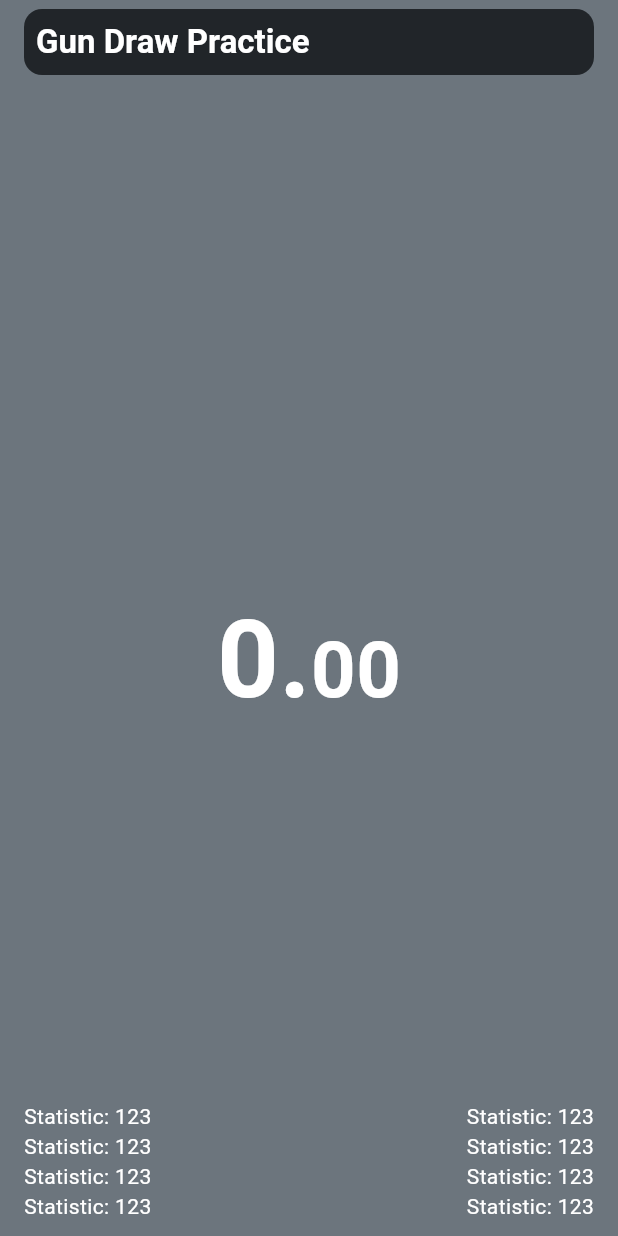
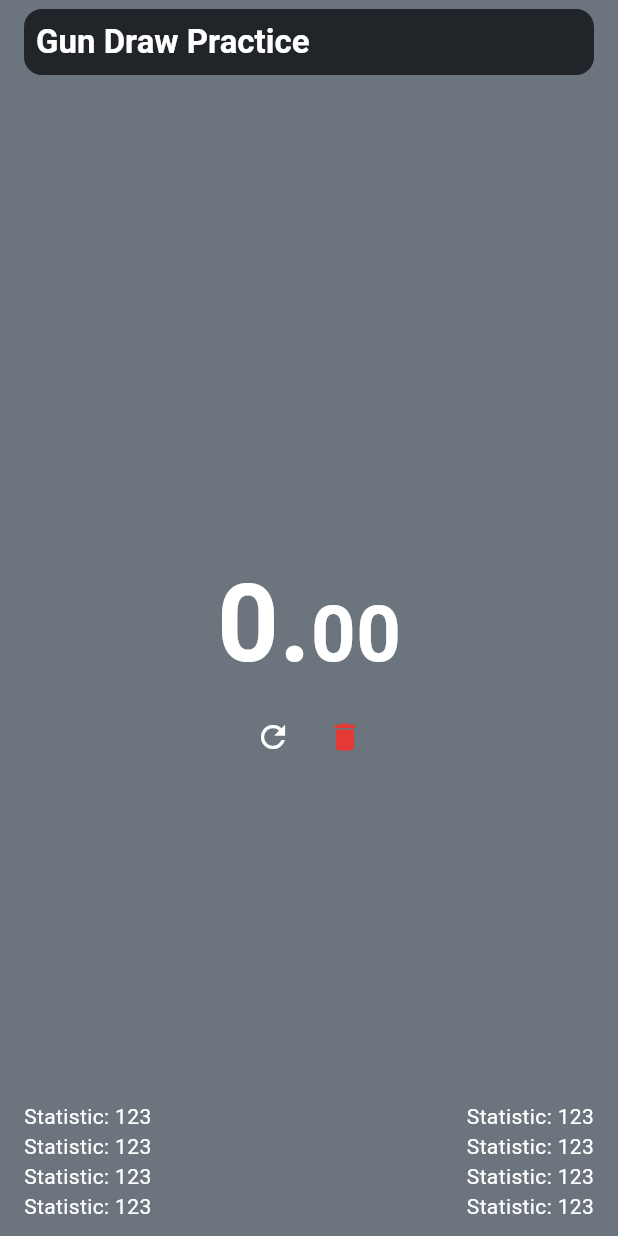
Before and after one commit to baejed/gun_draw_trainer, a Flutter app: the screen it shows after launch, on a phone screen of 412 x 824 dp. Run offline on Flutter 3.47's test engine with Material 3 defaults, Android fonts, the light colour scheme and no system bars; our stand-ins replace audioplayers.

Commit message:
feat: add sound when starting timer

```diff
--- /dev/null
+++ b/lib/controllers/alert_player.dart
@@ -0,0 +1,18 @@
+import 'package:audioplayers/audioplayers.dart';
+
+class AlertPlayer {
+
+  static final _player = AudioPlayer();
+  static const url = 'sounds/gunshot.wav';
+
+  static Future<void> initializePlayer() async {
+    await _player.setSource(AssetSource(url));
+    await _player.resume(); // Plays briefly to initialize
+    await _player.pause();  // Then pause immediately
+}
+
+  static Future<void> play() async {
+    await _player.resume();
+  }
+
+}
--- a/lib/main.dart
+++ b/lib/main.dart
@@ -1,5 +1,6 @@
 import 'package:flutter/material.dart';
-import 'package:gun_draw_trainer/assets/styles.dart';
+import 'package:gun_draw_trainer/controllers/alert_player.dart';
+import 'package:gun_draw_trainer/res/styles.dart';
 import 'package:gun_draw_trainer/components/header.dart';
 import 'package:gun_draw_trainer/pages/timer_page.dart';
 
@@ -13,6 +14,9 @@ class MyApp extends StatelessWidget {
   // This widget is the root of your application.
   @override
   Widget build(BuildContext context) {
+
+    AlertPlayer.initializePlayer();
+
     return MaterialApp(
       title: 'Flutter Demo',
       theme: ThemeData(
@@ -20,7 +24,16 @@ class MyApp extends StatelessWidget {
         useMaterial3: true,
         fontFamily: "Roboto"
       ),
-      home: const MyHomePage(title: 'Gun Draw Practice'),
+      home: Container(
+        decoration: BoxDecoration(
+          gradient: LinearGradient(
+            colors: [Color(0xFF212529), Color(0xFF495057)],
+            begin: Alignment.topLeft,
+            end: Alignment.bottomRight,
+          ),
+        ),
+        child: const MyHomePage(title: 'Gun Draw Practice'),
+      ),
     );
   }
 }
--- a/lib/pages/timer_page.dart
+++ b/lib/pages/timer_page.dart
@@ -1,8 +1,9 @@
 import 'dart:async';
+import 'dart:math';
 
 import 'package:flutter/material.dart';
-import 'package:gun_draw_trainer/assets/styles.dart';
-
+import 'package:gun_draw_trainer/controllers/alert_player.dart';
+import 'package:gun_draw_trainer/res/styles.dart';
 
 class TimerPage extends StatefulWidget {
 
@@ -22,8 +23,9 @@ class _TimerPageState extends State<TimerPage> {
   int seconds = 0;
   int ms = 0;
   bool starting = false;
+  bool readyToStart = false;
 
-  void start() {
+  Future<void> startTimer() async {
     stopwatch.start();
     setState(() {
       starting = true;
@@ -37,7 +39,19 @@ class _TimerPageState extends State<TimerPage> {
     });
   }
 
+  void start() {
+
+    int randomMs = 1500 + Random().nextInt(1500);
+
+    Future.delayed(Duration(milliseconds: randomMs), () async {
+      await AlertPlayer.play();
+      startTimer();
+    });
+
+  }
+
   void stop() {
+    AlertPlayer.initializePlayer();
     stopwatch.stop();
     stopwatch.reset();
     timer!.cancel();
@@ -58,13 +72,25 @@ class _TimerPageState extends State<TimerPage> {
         child: Stack(
           children: [
             Center(
-              child: Row(
+              child: Column(
                 mainAxisAlignment: MainAxisAlignment.center,
-                crossAxisAlignment: CrossAxisAlignment.baseline,
-                textBaseline: TextBaseline.alphabetic,
                 children: [
-                  Text("$seconds.", style: Styles.txtTime),
-                  Text("${ms < 10 ? "0$ms" : ms}", style: Styles.txtTimeMs),
+                  Row(
+                    mainAxisAlignment: MainAxisAlignment.center,
+                    crossAxisAlignment: CrossAxisAlignment.baseline,
+                    textBaseline: TextBaseline.alphabetic,
+                    children: [
+                      Text("$seconds.", style: Styles.txtTime),
+                      Text("${ms < 10 ? "0$ms" : ms}", style: Styles.txtTimeMs),
+                    ],
+                  ),
+                  Row(
+                    mainAxisAlignment: MainAxisAlignment.center,
+                    children: [
+                      IconButton(onPressed: () {}, icon: Icon(Icons.refresh), color: Colors.white,),
+                      IconButton(onPressed: () {}, icon: Icon(Icons.delete), color: Colors.red[600]),
+                    ],
+                  )
                 ],
               )
             ),
--- a/pubspec.yaml
+++ b/pubspec.yaml
@@ -34,6 +34,7 @@ dependencies:
   # The following adds the Cupertino Icons font to your application.
   # Use with the CupertinoIcons class for iOS style icons.
   cupertino_icons: ^1.0.8
+  audioplayers: ^6.4.0
 
 dev_dependencies:
   flutter_test:
@@ -56,6 +57,9 @@ flutter:
   # included with your application, so that you can use the icons in
   # the material Icons class.
   uses-material-design: true
+
+  assets:
+   - assets/sounds/gunshot.wav
 
   # To add assets to your application, add an assets section, like this:
   # assets:
```
Also changed, not shown: lib/res/styles.dart (renamed from lib/assets/styles.dart), pubspec.lock, 7 other files.
